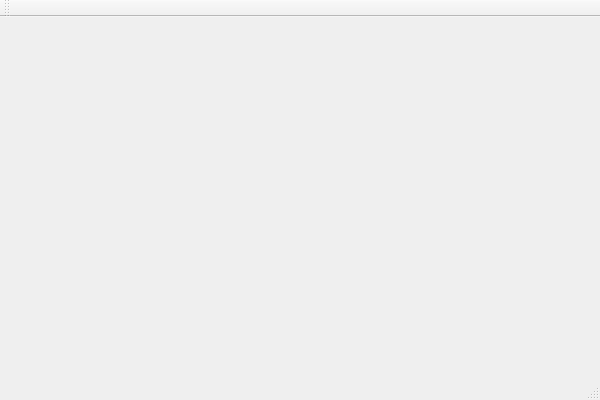
The window that Horus_Client/mainwindow.ui (freakyzoidberg/horus-edu) describes before a commit, drawn with Qt 5.
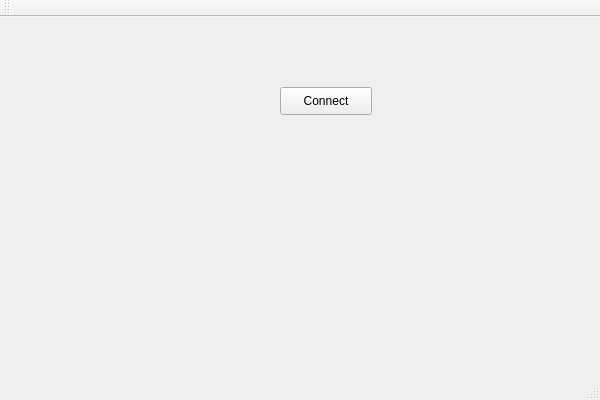
The same window after the commit.

Diff of the .ui file:
```diff
--- a/Horus_Client/mainwindow.ui
+++ b/Horus_Client/mainwindow.ui
@@ -13,7 +13,21 @@
   <property name="windowTitle">
    <string>Horus</string>
   </property>
-  <widget class="QWidget" name="centralWidget"/>
+  <widget class="QWidget" name="centralWidget">
+   <widget class="QPushButton" name="ConnectButton">
+    <property name="geometry">
+     <rect>
+      <x>280</x>
+      <y>70</y>
+      <width>92</width>
+      <height>28</height>
+     </rect>
+    </property>
+    <property name="text">
+     <string>Connect</string>
+    </property>
+   </widget>
+  </widget>
   <widget class="QMenuBar" name="menuBar">
    <property name="geometry">
     <rect>
```
